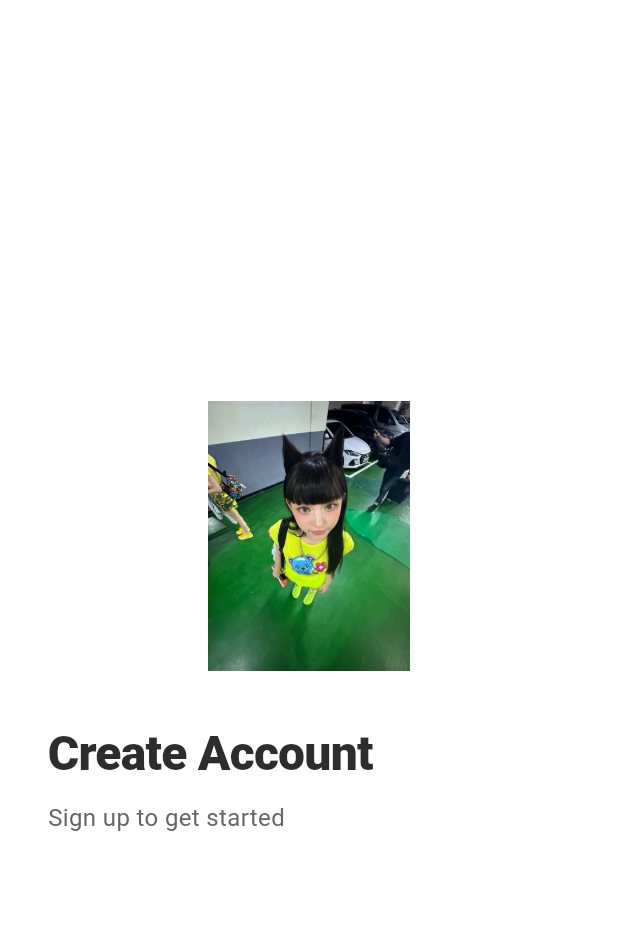
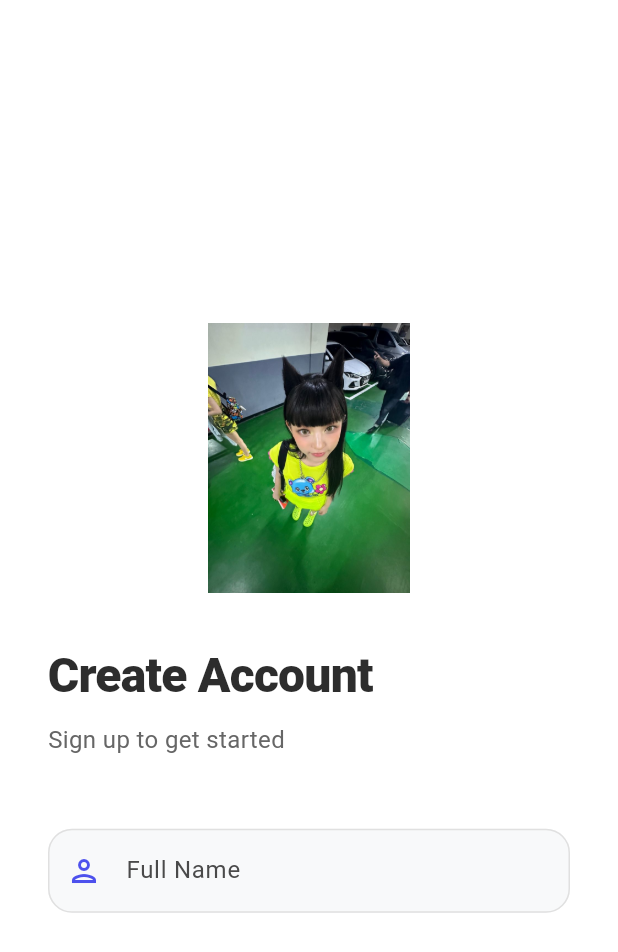
Before and after one commit to lulultfh/Navigation_0209, a Flutter app: the RegisterPage widget shown alone on an empty page, opened directly, on a phone screen of 412 x 824 dp. Shown: the top 952 px of the screen. Run offline on Flutter 3.47's test engine with Material 3 defaults, Android fonts, the light colour scheme and no system bars.

Commit message:
feat: menambahkan SizedBox dan TextFormField untuk menginput nama pada halaman register

```diff
--- a/lib/auth/register.dart
+++ b/lib/auth/register.dart
@@ -33,7 +33,9 @@ class _RegisterPageState extends State<RegisterPage> {
           child: SingleChildScrollView(
             child: Padding(
               padding: const EdgeInsets.symmetric(horizontal: 32, vertical: 24),
-              child: Form(key: _formKey, child: Column(
+              child: Form(
+                key: _formKey,
+                child: Column(
                   mainAxisAlignment: MainAxisAlignment.center,
                   crossAxisAlignment: CrossAxisAlignment.stretch,
                   children: [
@@ -58,7 +60,7 @@ class _RegisterPageState extends State<RegisterPage> {
                         );
                       },
                     ),
-                  const SizedBox(height: 32,),
+                    const SizedBox(height: 32),
                     const Text(
                       'Create Account',
                       textAlign: TextAlign.left,
@@ -69,17 +71,53 @@ class _RegisterPageState extends State<RegisterPage> {
                         letterSpacing: -0.5,
                       ),
                     ),
-                  const SizedBox(height: 8,),
+                    const SizedBox(height: 8),
                     Text(
                       'Sign up to get started',
                       textAlign: TextAlign.left,
                       style: TextStyle(
                         fontSize: 16,
-                      color: MainLayout.textSubtitleColor
+                        color: MainLayout.textSubtitleColor,
                       ),
-                  )
+                    ),
+                    const SizedBox(height: 48),
+
+                    TextFormField(
+                      controller: nameController,
+                      keyboardType: TextInputType.name,
+                      decoration: InputDecoration(
+                        labelText: 'Full Name',
+                        labelStyle: TextStyle(color: MainLayout.labelColor),
+                        prefixIcon: const Icon(
+                          Icons.person_outlined,
+                          color: MainLayout.primaryColor,
+                        ),
+                        enabledBorder: OutlineInputBorder(
+                          borderRadius: BorderRadius.circular(16),
+                          borderSide: BorderSide(
+                            color: MainLayout.inputBorderColor,
+                          ),
+                        ),
+                        focusedBorder: OutlineInputBorder(
+                          borderRadius: BorderRadius.circular(16),
+                          borderSide: const BorderSide(
+                            color: MainLayout.primaryColor,
+                            width: 2,
+                          ),
+                        ),
+                        filled: true,
+                        fillColor: MainLayout.inputFillColor,
+                      ),
+                      validator: (value) {
+                        if (value == null || value.isEmpty) {
+                          return 'Please enter your name';
+                        }
+                        return null;
+                      },
+                    ),
                   ],
-              )),
+                ),
+              ),
             ),
           ),
         ),
```
Lines whose indentation alone changed are shown as unchanged.
